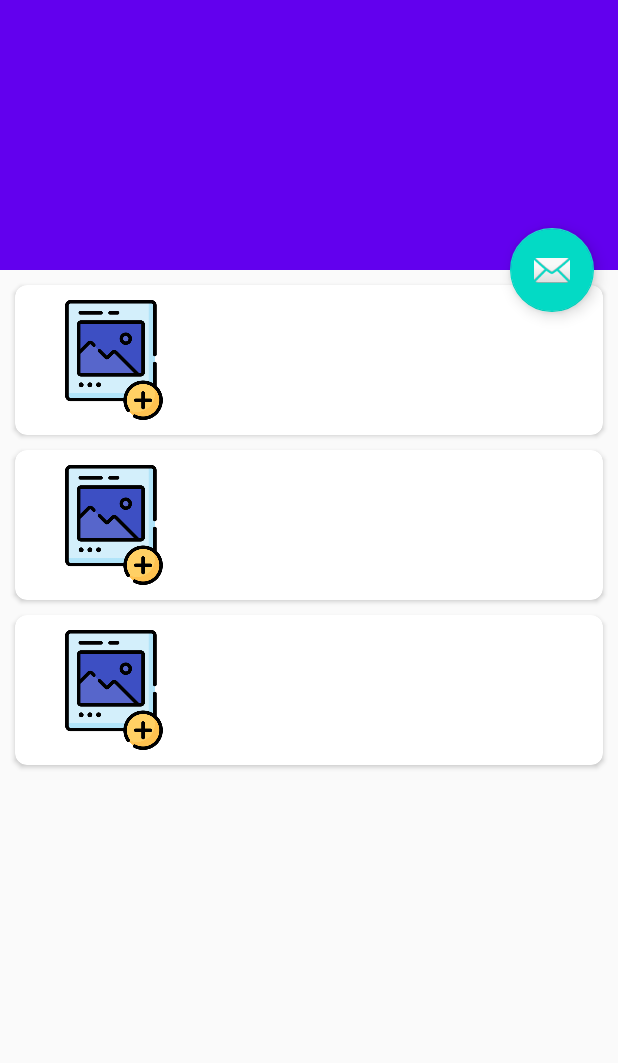
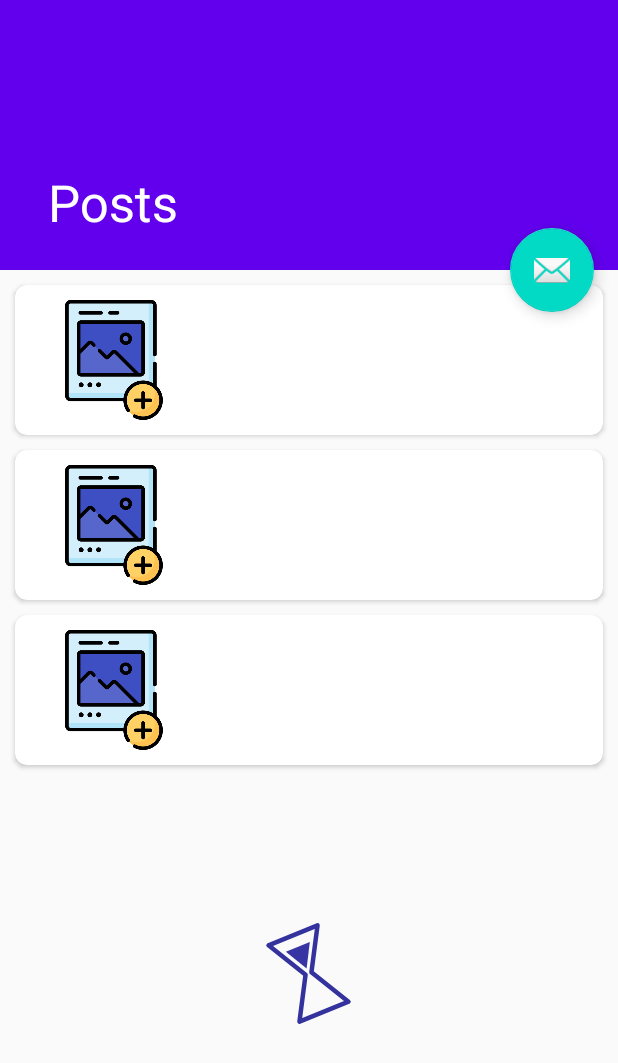
Before and after one commit to dino-sunny/Great, an Android app: the layout fragment_post.xml on its own in the app's theme, with its tools: preview values and no code run, on a phone screen of 412 x 824 dp. Shown: the top 1063 px of the screen. Run offline under Robolectric (Android 15) with nearby library versions, the phone set to English and light mode, and no system bars.

Commit message:
loader added using lottie animations

```diff
--- a/app/build.gradle
+++ b/app/build.gradle
@@ -81,7 +81,7 @@ dependencies {
 
     //Image Loader
     implementation 'com.github.bumptech.glide:glide:4.11.0'
-
+    implementation 'com.airbnb.android:lottie:3.4.4'
     testImplementation 'junit:junit:4.12'
     androidTestImplementation 'androidx.test.ext:junit:1.1.2'
     androidTestImplementation 'androidx.test.espresso:espresso-core:3.3.0'
--- a/app/src/main/java/com/dino/great/module/list/PostListingFragment.kt
+++ b/app/src/main/java/com/dino/great/module/list/PostListingFragment.kt
@@ -9,6 +9,7 @@ import androidx.lifecycle.ViewModelProvider
 import androidx.navigation.fragment.findNavController
 import com.dino.great.databinding.FragmentPostBinding
 import com.google.gson.Gson
+import kotlinx.android.synthetic.main.fragment_post.*
 import java.util.*
 
 class PostListingFragment : Fragment() {
@@ -55,6 +56,7 @@ class PostListingFragment : Fragment() {
         })
         viewModel.responsePhotos.observe(viewLifecycleOwner, {
             it?.let { list ->
+                animationView.visibility = View.GONE
                 if (list.isNotEmpty()) { processingPosts(it)}
             }
         })
--- a/app/src/main/res/layout/fragment_post.xml
+++ b/app/src/main/res/layout/fragment_post.xml
@@ -24,6 +24,7 @@
                 android:layout_height="match_parent"
                 android:fitsSystemWindows="true"
                 app:contentScrim="?attr/colorPrimary"
+                app:title="Posts"
                 app:layout_scrollFlags="scroll|exitUntilCollapsed"
                 app:toolbarId="@+id/toolbar">
 
@@ -54,5 +55,15 @@
             app:layout_anchorGravity="bottom|end"
             app:srcCompat="@android:drawable/ic_dialog_email" />
 
+        <com.airbnb.lottie.LottieAnimationView
+            android:id="@+id/animationView"
+            android:layout_width="150dp"
+            android:layout_height="150dp"
+            app:lottie_rawRes="@raw/loader"
+            app:lottie_autoPlay="true"
+            android:layout_marginBottom="100dp"
+            android:layout_gravity="bottom|center_horizontal"
+            app:lottie_loop="true"/>
+
     </androidx.coordinatorlayout.widget.CoordinatorLayout>
 </layout>
--- a/app/src/main/res/layout/fragment_post_detail.xml
+++ b/app/src/main/res/layout/fragment_post_detail.xml
@@ -31,6 +31,7 @@
                 app:contentScrim="?attr/colorPrimary"
                 app:expandedTitleMarginEnd="64dp"
                 app:expandedTitleMarginStart="48dp"
+                app:title="Details"
                 app:layout_scrollFlags="scroll|exitUntilCollapsed">
 
                 <ImageView
```
Also changed, not shown: app/src/main/res/raw/loader.json (added, +1 -0 lines).
